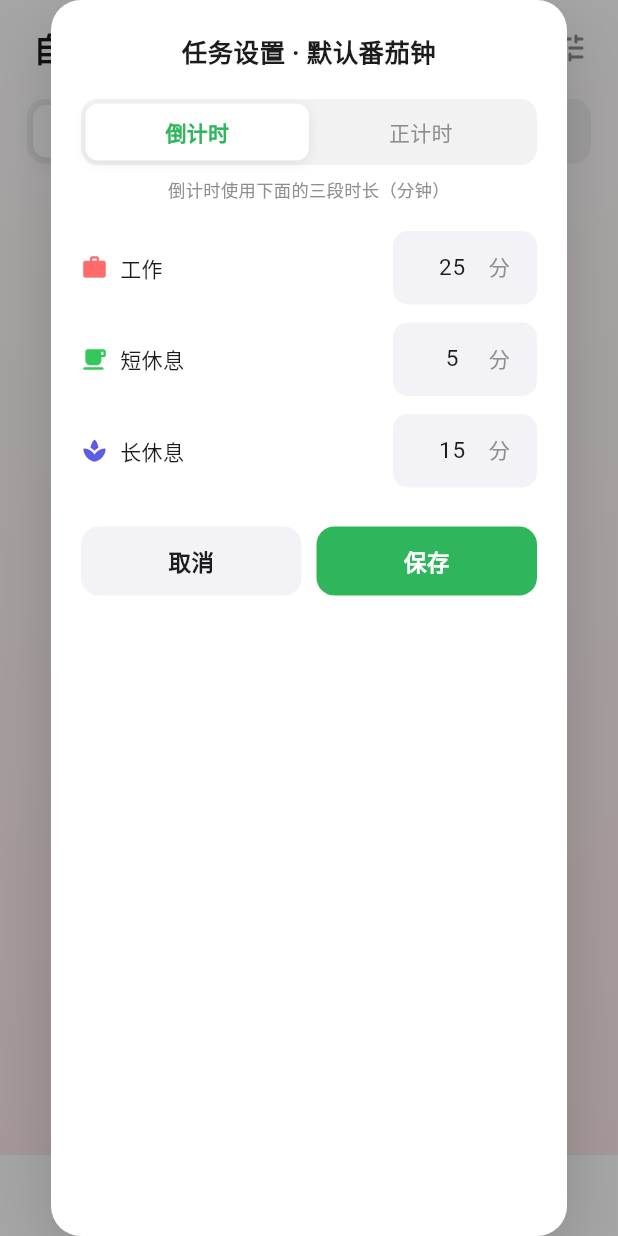
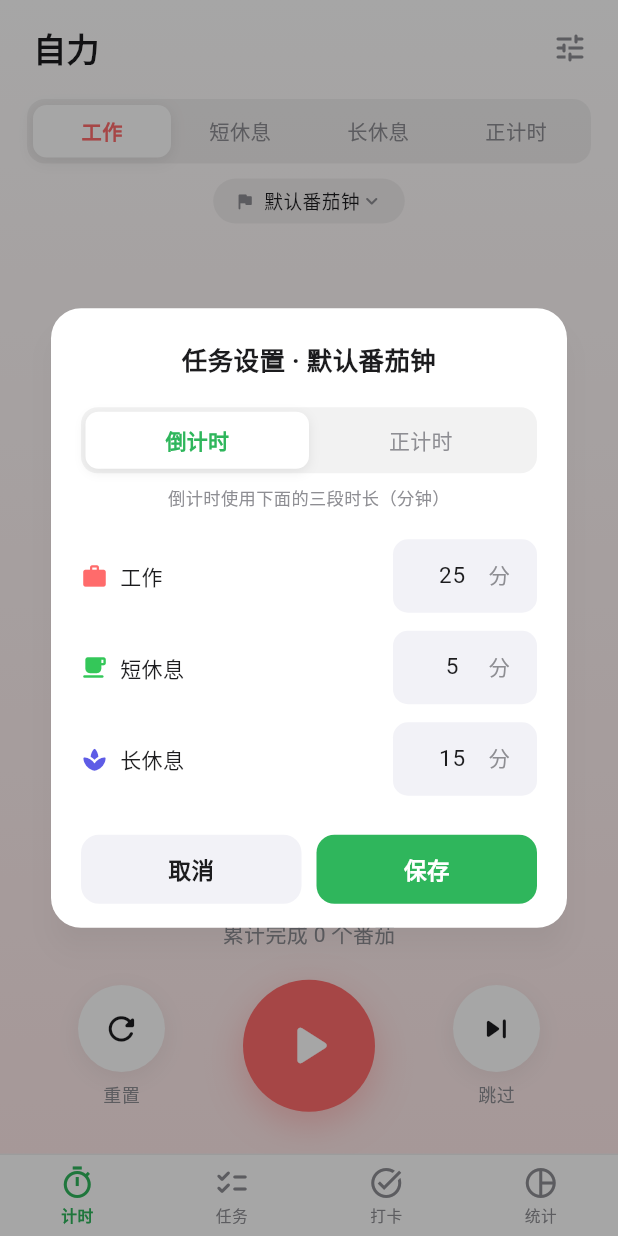
Before and after one commit to 7iyxx/zili-pomodoro, a Flutter app: the screen it shows after launch, after a tap on the "tune" icon, on a phone screen of 412 x 824 dp. Run offline on Flutter 3.47's test engine with Material 3 defaults, Android fonts, the light colour scheme and no system bars; our stand-ins replace audioplayers, flutter_local_notifications, shared_preferences, timezone, vibration.

Commit message:
v1.4.2: 修复弹窗布局（收缩到内容大小 + 垂直居中），新增弹窗组件测试

```diff
--- a/lib/main.dart
+++ b/lib/main.dart
@@ -28,6 +28,12 @@
 //   · 统一弹窗视觉：新建任务 / 任务设置 / 添加打卡项全部改为应用统一风格的纯白卡片弹窗
 //     （大圆角、柔和阴影、居中标题、等宽按钮），输入框统一为 iOS 灰填充圆角样式；
 //   · 「倒计时 / 正计时」改为与主界面模式栏同款的分段控件，两个选项天然等宽等高。
+//
+// v1.4.2 修复：
+//   · 弹窗布局 Bug：自定义卡片缺少「居中 + 收缩」容器，会被拉伸为整屏白板
+//     （表现为弹窗下方大片留白）——改用 Material Dialog 作为外层容器，
+//     自动垂直居中、收缩到内容大小、并在键盘弹出时避让。
+
 
 // -----------------------------------------------------------------------------
 // 代码结构（单文件，按 9 个区块组织，建议配合 IDE 大纲视图阅读）：
@@ -1507,7 +1513,7 @@ class _PomodoroPageState extends State<PomodoroPage> with WidgetsBindingObserver
       context: context,
       barrierColor: Colors.black.withValues(alpha: 0.35),
       builder: (BuildContext ctx) => StatefulBuilder(
-        builder: (BuildContext ctx, StateSetter setLocal) => _AppDialogCard(
+        builder: (BuildContext ctx, StateSetter setLocal) => AppDialogCard(
           title: '任务设置 · ${store.activeTaskName}',
           actions: <Widget>[
             _DialogButton(text: '取消', onTap: () => Navigator.of(ctx).pop(false)),
@@ -1898,7 +1904,7 @@ class TasksPage extends StatelessWidget {
       context: context,
       barrierColor: Colors.black.withValues(alpha: 0.35),
       builder: (BuildContext ctx) => StatefulBuilder(
-        builder: (BuildContext ctx, StateSetter setLocal) => _AppDialogCard(
+        builder: (BuildContext ctx, StateSetter setLocal) => AppDialogCard(
           title: task == null ? '新建任务' : '编辑任务',
           actions: <Widget>[
             _DialogButton(text: '取消', onTap: () => Navigator.of(ctx).pop(false)),
@@ -2215,7 +2221,7 @@ class CheckInPage extends StatelessWidget {
     final bool? ok = await showDialog<bool>(
       context: context,
       barrierColor: Colors.black.withValues(alpha: 0.35),
-      builder: (BuildContext ctx) => _AppDialogCard(
+      builder: (BuildContext ctx) => AppDialogCard(
         title: '添加打卡项',
         actions: <Widget>[
           _DialogButton(text: '取消', onTap: () => Navigator.of(ctx).pop(false)),
@@ -2834,14 +2840,18 @@ class _StatsBar extends StatelessWidget {
   }
 }
 
-/// 应用统一弹窗卡片（与主界面同风格）：纯白圆角卡片 + 柔和阴影 + 居中标题 + 底部等宽按钮行
-class _AppDialogCard extends StatelessWidget {
-  const _AppDialogCard({required this.title, required this.child, required this.actions});
+/// 应用统一弹窗卡片（与主界面同风格）：纯白圆角卡片 + 柔和阴影 + 居中标题 + 底部等宽按钮行。
+///
+/// 关键：外层使用 Material 的 [Dialog] —— 它自带「垂直居中 + 收缩到内容大小 +
+/// 键盘避让（viewInsets）」的标准能力；如果直接把自定义卡片塞给 showDialog，
+/// 卡片会被拉伸成整屏高度（之前下方大片留白就是这个原因）。
+class AppDialogCard extends StatelessWidget {
+  const AppDialogCard({super.key, required this.title, required this.child, required this.actions});
 
   /// 标题（居中，iOS 弹窗样式）
   final String title;
 
-  /// 弹窗内容
+  /// 弹窗内容（内部如需滚动，请自行包 SingleChildScrollView，这里会弹性适配）
   final Widget child;
 
   /// 底部按钮（一般为两个：取消 / 确认），等宽排布
@@ -2849,20 +2859,17 @@ class _AppDialogCard extends StatelessWidget {
 
   @override
   Widget build(BuildContext context) {
-    return Container(
-      margin: const EdgeInsets.symmetric(horizontal: 34),
-      decoration: BoxDecoration(
-        borderRadius: BorderRadius.circular(20),
-        boxShadow: <BoxShadow>[
-          BoxShadow(color: Colors.black.withValues(alpha: 0.16), blurRadius: 36, offset: const Offset(0, 14)),
-        ],
-      ),
-      child: Material(
+    return Dialog(
       // 纯白：绕开 Material 3 的表面着色（偏绿灰），与主界面卡片颜色一致
-        color: Colors.white,
+      backgroundColor: Colors.white,
+      surfaceTintColor: Colors.transparent,
+      elevation: 8,
+      shadowColor: Colors.black.withValues(alpha: 0.2),
       shape: RoundedRectangleBorder(borderRadius: BorderRadius.circular(20)),
       clipBehavior: Clip.antiAlias,
+      insetPadding: const EdgeInsets.symmetric(horizontal: 34, vertical: 48),
       child: Padding(
+        key: const ValueKey<String>('app_dialog_card_body'),
         padding: const EdgeInsets.fromLTRB(20, 22, 20, 16),
         child: Column(
           mainAxisSize: MainAxisSize.min,
@@ -2874,7 +2881,8 @@ class _AppDialogCard extends StatelessWidget {
               style: const TextStyle(fontSize: 17, fontWeight: FontWeight.w600, color: AppColors.label),
             ),
             const SizedBox(height: 18),
-              child,
+            // 弹性适配：内容矮时收缩到内容高度；内容超高时在剩余空间内滚动
+            Flexible(child: child),
             const SizedBox(height: 20),
             Row(
               children: <Widget>[
@@ -2885,7 +2893,6 @@ class _AppDialogCard extends StatelessWidget {
               ],
             ),
           ],
-          ),
         ),
       ),
     );
--- a/pubspec.yaml
+++ b/pubspec.yaml
@@ -8,7 +8,7 @@ name: pomodoro_app
 description: "自力：自律番茄钟（工作/短休息/长休息 + 自定义时长），含任务管理、自律打卡、专注时长统计（扇形图）、后台计时与震动铃声提醒。"
 publish_to: 'none' # 个人项目，不发布到 pub.dev
 
-version: 1.4.1+6
+version: 1.4.2+7
 
 environment:
   sdk: ^3.10.0
```
Also changed, not shown: 2 other files. Lines whose indentation alone changed are shown as unchanged.
